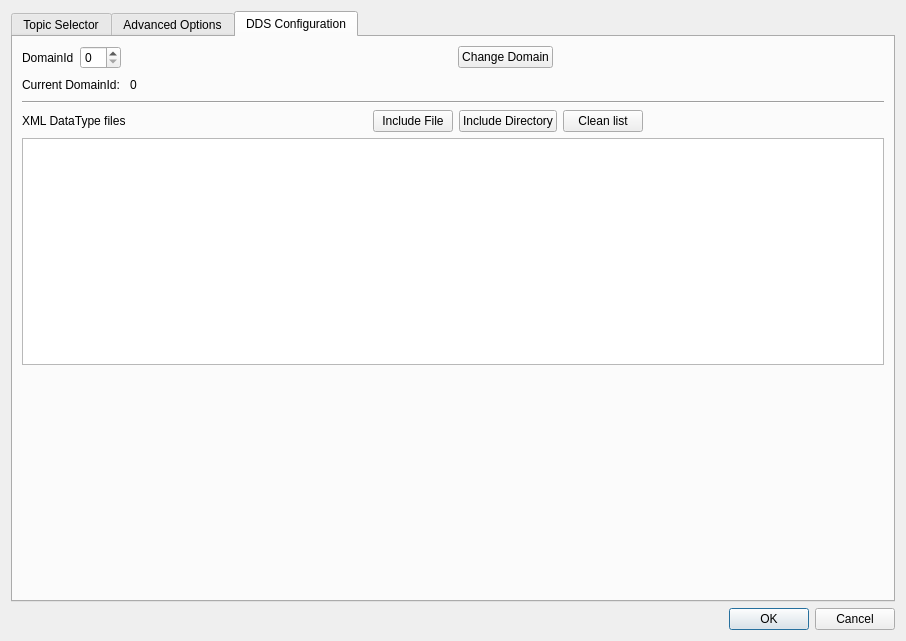
Old version of the form plugins/datastreamer_plugin/ui/topic_selection_dialog/dialogselecttopics.ui in the repository eProsima/fastdds-visualizer-plugin.
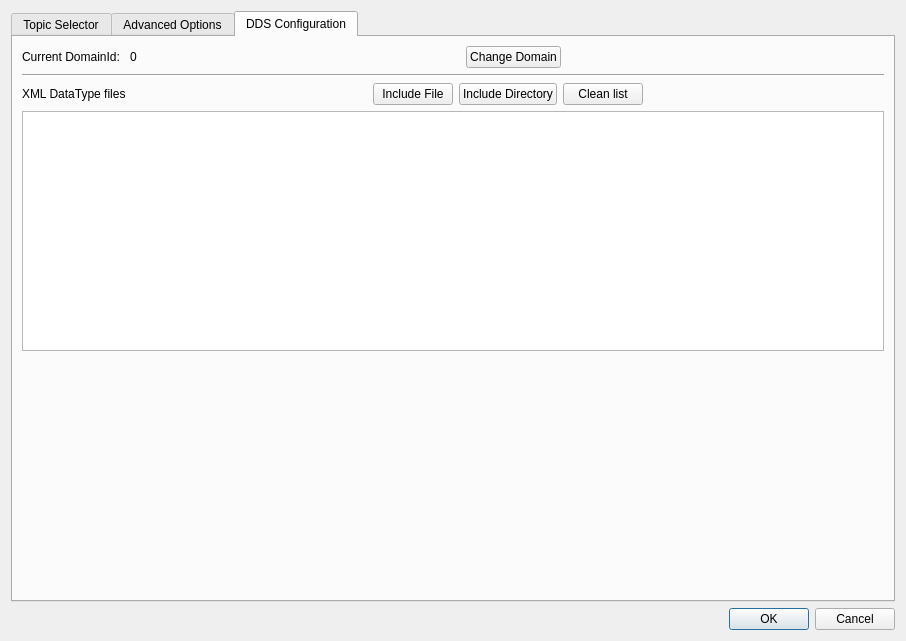
New version of the form.

Commit message: Use ChangeDomain new dialog in plugin

```diff
--- a/plugins/datastreamer_plugin/ui/topic_selection_dialog/dialogselecttopics.ui
+++ b/plugins/datastreamer_plugin/ui/topic_selection_dialog/dialogselecttopics.ui
@@ -284,56 +284,6 @@
          <item>
           <layout class="QHBoxLayout" name="horizontalLayout_6">
            <item>
-            <widget class="QLabel" name="label_5">
-             <property name="text">
-              <string>DomainId</string>
-             </property>
-            </widget>
-           </item>
-           <item>
-            <widget class="QSpinBox" name="domainid_spin"/>
-           </item>
-           <item>
-            <spacer name="horizontalSpacer_4">
-             <property name="orientation">
-              <enum>Qt::Horizontal</enum>
-             </property>
-             <property name="sizeHint" stdset="0">
-              <size>
-               <width>40</width>
-               <height>20</height>
-              </size>
-             </property>
-            </spacer>
-           </item>
-           <item>
-            <widget class="QPushButton" name="change_domain_button">
-             <property name="text">
-              <string>Change Domain</string>
-             </property>
-            </widget>
-           </item>
-           <item>
-            <spacer name="horizontalSpacer_5">
-             <property name="orientation">
-              <enum>Qt::Horizontal</enum>
-             </property>
-             <property name="sizeHint" stdset="0">
-              <size>
-               <width>40</width>
-               <height>20</height>
-              </size>
-             </property>
-            </spacer>
-           </item>
-          </layout>
-         </item>
-         <item>
-          <layout class="QHBoxLayout" name="horizontalLayout_8">
-           <property name="bottomMargin">
-            <number>0</number>
-           </property>
-           <item>
             <widget class="QLabel" name="label_7">
              <property name="text">
               <string>Current DomainId: </string>
@@ -348,7 +298,27 @@
             </widget>
            </item>
            <item>
-            <spacer name="horizontalSpacer_7">
+            <spacer name="horizontalSpacer_4">
+             <property name="orientation">
+              <enum>Qt::Horizontal</enum>
+             </property>
+             <property name="sizeHint" stdset="0">
+              <size>
+               <width>40</width>
+               <height>20</height>
+              </size>
+             </property>
+            </spacer>
+           </item>
+           <item>
+            <widget class="QPushButton" name="change_domain_button">
+             <property name="text">
+              <string>Change Domain</string>
+             </property>
+            </widget>
+           </item>
+           <item>
+            <spacer name="horizontalSpacer_5">
              <property name="orientation">
               <enum>Qt::Horizontal</enum>
              </property>
```
The commit also changes 5 other files.
